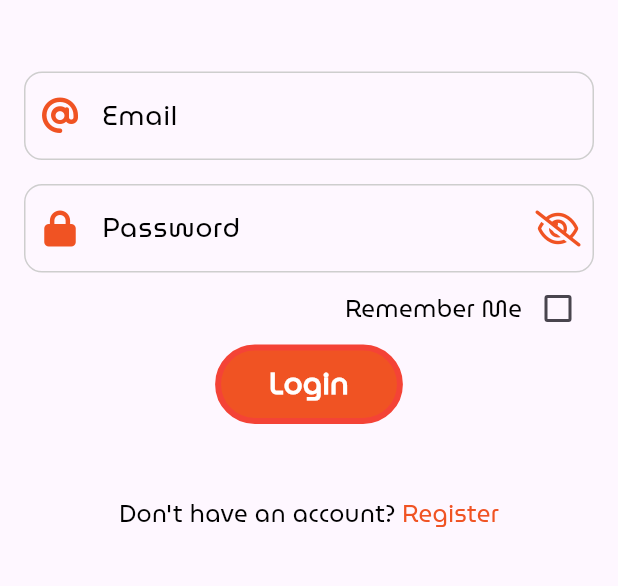
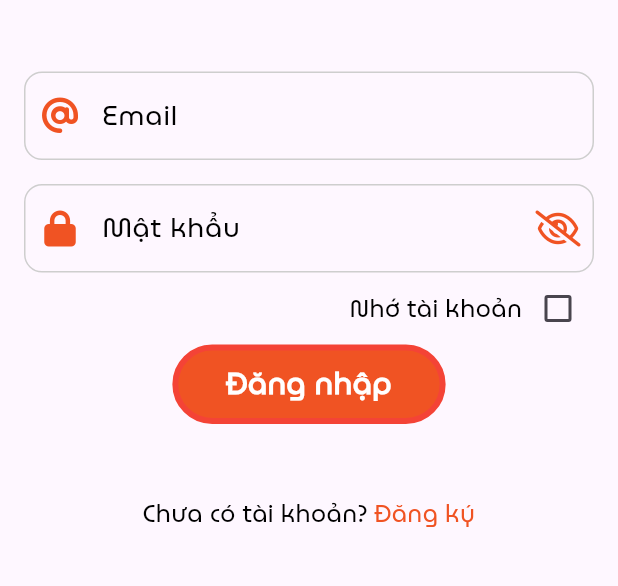
Before and after one commit to ArtistNguoiAo/T_Shoe, a Flutter app: the screen it shows after launch, on a phone screen of 412 x 824 dp, the part 473-1059 px from its top. Run offline on Flutter 3.47's test engine with Material 3 defaults, Android fonts, the phone set to English and light mode, and no system bars; our stand-ins replace bloc, equatable, firebase_auth, firebase_core, flutter_animate, flutter_bloc and 4 more; accounts and stored records are empty.

```diff
--- a/lib/core/utils/color_utils.dart
+++ b/lib/core/utils/color_utils.dart
@@ -12,4 +12,6 @@ class ColorUtils {
   static const Color white = Color(0xffFFFFFF);
 
   static const Color red = Color(0xffFF0000);
+
+  static Color primaryColorWithOpa30 = ColorUtils.primaryColor.withOpacity(0.3);
 }
--- a/lib/core/utils/media_utils.dart
+++ b/lib/core/utils/media_utils.dart
@@ -3,4 +3,5 @@ class MediaUtils {
   static String baseIconUrl = 'assets/icons/';
 
   static String imgLogo = '${baseImageUrl}img_logo.svg';
+  static String imgLogoWhite = '${baseImageUrl}img_logo_white.svg';
 }
--- a/lib/core/utils/text_style_utils.dart
+++ b/lib/core/utils/text_style_utils.dart
@@ -24,6 +24,7 @@ class TextStyleUtils {
 
   static TextStyle textStyleMuseoS18W500Black = textStyleMuseoS18W500.copyWith(color: ColorUtils.black);
   static TextStyle textStyleMuseoS18W500GreyCE = textStyleMuseoS18W500.copyWith(color: ColorUtils.greyCE);
+  static TextStyle textStyleMuseoS18W500White = textStyleMuseoS18W500.copyWith(color: ColorUtils.white);
 
   static TextStyle textStyleMuseoS20W600White = textStyleMuseoS20W600.copyWith(color: ColorUtils.white);
 }
--- a/lib/core/utils/text_utils.dart
+++ b/lib/core/utils/text_utils.dart
@@ -1,18 +1,21 @@
 class TextUtils {
   // short string
   static String email = 'Email';
-  static String password = 'Password';
-  static String confirmPassword = 'Confirm Password';
-  static String login = 'Login';
-  static String register = 'Register';
+  static String password = 'Mật khẩu';
+  static String confirmPassword = 'Xác nhận mật khẩu';
+  static String login = 'Đăng nhập';
+  static String register = 'Đăng ký';
   static String loading = 'Loading...';
-  static String rememberMe = 'Remember Me';
+  static String rememberMe = 'Nhớ tài khoản';
 
   // long string
-  static String accountHint = 'Don\'t have an account? ';
-  static String emptyError = 'Email and password cannot be empty.';
-  static String confirmPasswordError = 'Password and confirm password must be the same.';
+  static String accountHint = 'Chưa có tài khoản? ';
+  static String emptyError = 'Email và mật khẩu không được để trống.';
+  static String confirmPasswordError = 'Mật khẩu không khớp.';
 
   // core
   static String author = 'Developed by ArtistNguoiAo';
+
+  // app bar
+  static String home = 'Trang chủ';
 }
--- a/lib/presentation/screen/login_screen/view/login_screen.dart
+++ b/lib/presentation/screen/login_screen/view/login_screen.dart
@@ -37,8 +37,7 @@ class _LoginScreenState extends State<LoginScreen> {
           }
           if(state is LoginLoginSuccess) {
             DialogHelper.hideLoadingDialog(context);
-            Navigator.pushNamed(context, AppRoutes.home);
-            //Navigator.pushReplacementNamed(context, '/login');
+            Navigator.pushReplacementNamed(context, AppRoutes.home);
           }
           if(state is LoginLoading) {
             DialogHelper.showLoadingDialog(context);
```
Also changed, not shown: lib/core/common/app_bar_common.dart (added, +49 -0 lines), lib/core/common/floating_action_button_common.dart (added, +124 -0 lines), lib/presentation/screen/home_screen/view/home_screen.dart (+9 -2 lines), assets/images/img_logo_white.svg (added).
